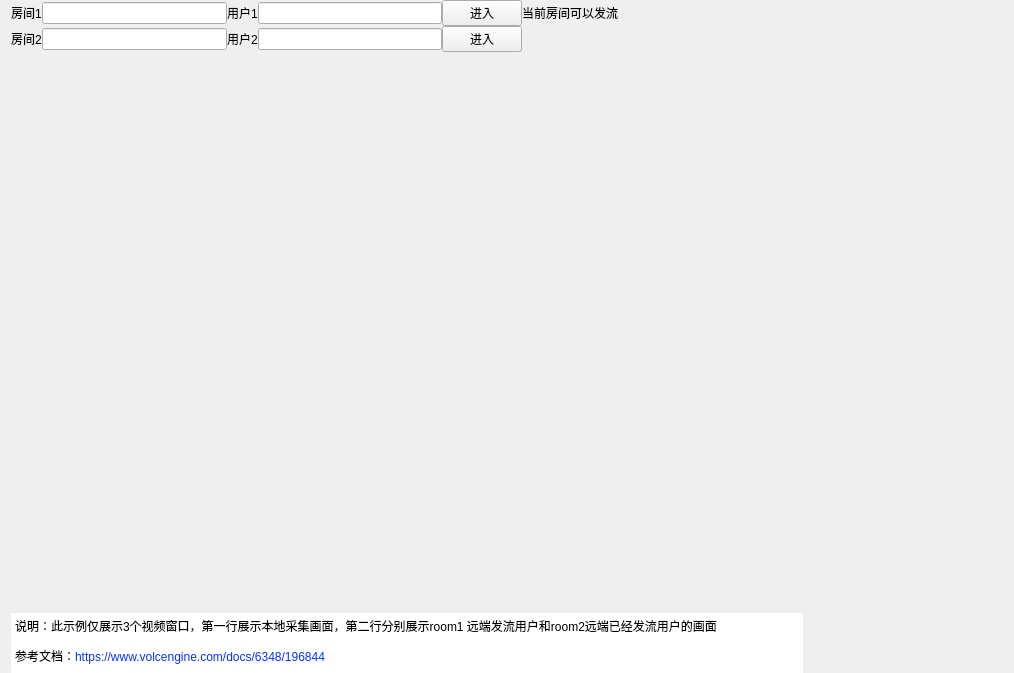
Qt form Windows/src/Advanced/MultiRoom/MultiRoom.ui (volcengine/VolcEngineRTC) before a commit.
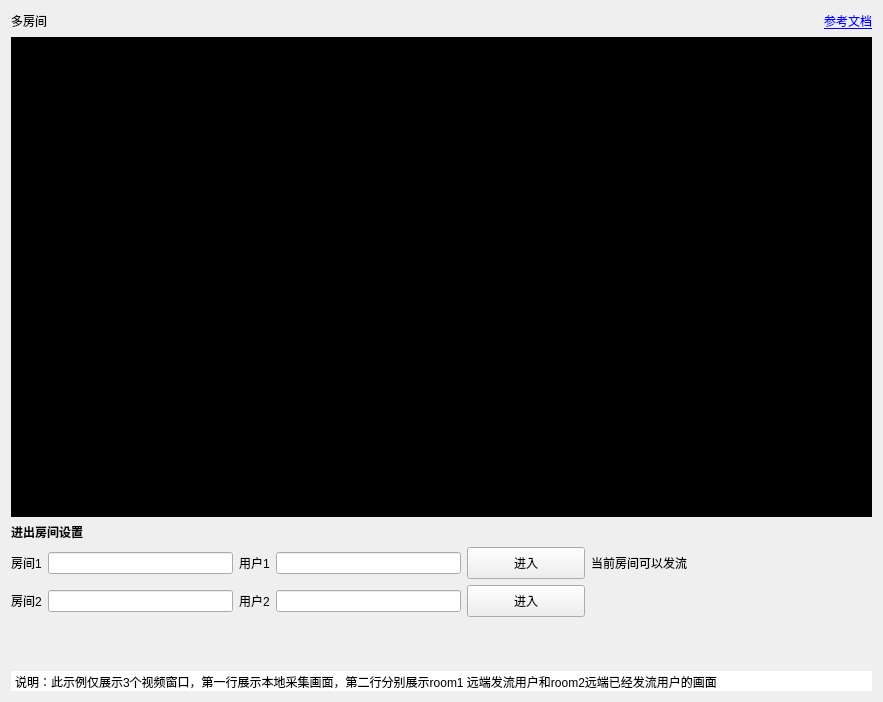
The same form after that commit. Icons and pictures are not drawn. Custom widgets are drawn as their Qt base class.

```diff
--- a/Windows/src/Advanced/MultiRoom/MultiRoom.ui
+++ b/Windows/src/Advanced/MultiRoom/MultiRoom.ui
@@ -6,8 +6,8 @@
    <rect>
     <x>0</x>
     <y>0</y>
-    <width>1014</width>
-    <height>673</height>
+    <width>883</width>
+    <height>702</height>
    </rect>
   </property>
   <property name="windowTitle">
@@ -16,22 +16,221 @@
   <property name="styleSheet">
    <string notr="true"/>
   </property>
-  <layout class="QHBoxLayout" name="horizontalLayout">
+  <layout class="QVBoxLayout" name="verticalLayout_2">
    <property name="spacing">
+    <number>6</number>
+   </property>
+   <item>
+    <layout class="QHBoxLayout" name="horizontalLayout_3">
+     <item>
+      <widget class="QLabel" name="label_title">
+       <property name="text">
+        <string>多房间</string>
+       </property>
+      </widget>
+     </item>
+     <item>
+      <spacer name="horizontalSpacer_4">
+       <property name="orientation">
+        <enum>Qt::Horizontal</enum>
+       </property>
+       <property name="sizeHint" stdset="0">
+        <size>
+         <width>40</width>
+         <height>20</height>
+        </size>
+       </property>
+      </spacer>
+     </item>
+     <item>
+      <widget class="QLabel" name="label_7">
+       <property name="minimumSize">
+        <size>
+         <width>18</width>
+         <height>18</height>
+        </size>
+       </property>
+       <property name="maximumSize">
+        <size>
+         <width>18</width>
+         <height>18</height>
+        </size>
+       </property>
+       <property name="text">
+        <string/>
+       </property>
+       <property name="pixmap">
+        <pixmap resource="../../../resources.qrc">:/img/Resources/ui/document.png</pixmap>
+       </property>
+       <property name="scaledContents">
+        <bool>true</bool>
+       </property>
+      </widget>
+     </item>
+     <item>
+      <widget class="QLabel" name="label_8">
+       <property name="text">
+        <string>&lt;a href = https://www.volcengine.com/docs/6348/196844?type=lately&gt;参考文档</string>
+       </property>
+       <property name="openExternalLinks">
+        <bool>true</bool>
+       </property>
+      </widget>
+     </item>
+    </layout>
+   </item>
+   <item>
+    <widget class="QWidget" name="widget_users" native="true">
+     <property name="minimumSize">
+      <size>
+       <width>0</width>
+       <height>480</height>
+      </size>
+     </property>
+     <property name="styleSheet">
+      <string notr="true">background-color: rgb(0, 0, 0);</string>
+     </property>
+     <layout class="QVBoxLayout" name="verticalLayout">
+      <property name="spacing">
+       <number>0</number>
+      </property>
+      <property name="leftMargin">
     <number>0</number>
    </property>
    <property name="topMargin">
     <number>0</number>
    </property>
+      <property name="rightMargin">
+       <number>0</number>
+      </property>
    <property name="bottomMargin">
     <number>0</number>
    </property>
    <item>
-    <layout class="QVBoxLayout" name="verticalLayout">
+       <layout class="QHBoxLayout" name="horizontalLayout">
+        <property name="spacing">
+         <number>0</number>
+        </property>
+        <item>
+         <spacer name="horizontalSpacer_2">
+          <property name="orientation">
+           <enum>Qt::Horizontal</enum>
+          </property>
+          <property name="sizeHint" stdset="0">
+           <size>
+            <width>40</width>
+            <height>20</height>
+           </size>
+          </property>
+         </spacer>
+        </item>
+        <item>
+         <widget class="UserWidget" name="widget" native="true">
+          <property name="minimumSize">
+           <size>
+            <width>320</width>
+            <height>240</height>
+           </size>
+          </property>
+          <property name="maximumSize">
+           <size>
+            <width>320</width>
+            <height>240</height>
+           </size>
+          </property>
+          <property name="styleSheet">
+           <string notr="true"/>
+          </property>
+         </widget>
+        </item>
+        <item>
+         <spacer name="horizontalSpacer_3">
+          <property name="orientation">
+           <enum>Qt::Horizontal</enum>
+          </property>
+          <property name="sizeHint" stdset="0">
+           <size>
+            <width>40</width>
+            <height>20</height>
+           </size>
+          </property>
+         </spacer>
+        </item>
+       </layout>
+      </item>
+      <item>
+       <layout class="QHBoxLayout" name="horizontalLayout_2">
+        <property name="spacing">
+         <number>0</number>
+        </property>
+        <item>
+         <widget class="UserWidget" name="widget_2" native="true">
+          <property name="minimumSize">
+           <size>
+            <width>320</width>
+            <height>240</height>
+           </size>
+          </property>
+          <property name="maximumSize">
+           <size>
+            <width>320</width>
+            <height>240</height>
+           </size>
+          </property>
+         </widget>
+        </item>
+        <item>
+         <widget class="UserWidget" name="widget_3" native="true">
+          <property name="minimumSize">
+           <size>
+            <width>320</width>
+            <height>240</height>
+           </size>
+          </property>
+          <property name="maximumSize">
+           <size>
+            <width>320</width>
+            <height>240</height>
+           </size>
+          </property>
+          <property name="styleSheet">
+           <string notr="true"/>
+          </property>
+         </widget>
+        </item>
+       </layout>
+      </item>
+     </layout>
+    </widget>
+   </item>
+   <item>
+    <widget class="QLabel" name="label_t1">
+     <property name="font">
+      <font>
+       <bold>true</bold>
+      </font>
+     </property>
+     <property name="text">
+      <string>进出房间设置</string>
+     </property>
+    </widget>
+   </item>
      <item>
       <layout class="QGridLayout" name="gridLayout">
        <item row="2" column="4">
         <widget class="QPushButton" name="btn2">
+       <property name="minimumSize">
+        <size>
+         <width>118</width>
+         <height>32</height>
+        </size>
+       </property>
+       <property name="maximumSize">
+        <size>
+         <width>118</width>
+         <height>32</height>
+        </size>
+       </property>
          <property name="text">
           <string>进入</string>
          </property>
@@ -68,6 +267,18 @@
        </item>
        <item row="1" column="4">
         <widget class="QPushButton" name="btn1">
+       <property name="minimumSize">
+        <size>
+         <width>118</width>
+         <height>32</height>
+        </size>
+       </property>
+       <property name="maximumSize">
+        <size>
+         <width>118</width>
+         <height>32</height>
+        </size>
+       </property>
          <property name="text">
           <string>进入</string>
          </property>
@@ -107,78 +318,30 @@
       </layout>
      </item>
      <item>
-      <layout class="QFormLayout" name="formLayout_2">
-       <property name="fieldGrowthPolicy">
-        <enum>QFormLayout::ExpandingFieldsGrow</enum>
-       </property>
-       <property name="labelAlignment">
-        <set>Qt::AlignCenter</set>
-       </property>
-       <property name="formAlignment">
-        <set>Qt::AlignHCenter|Qt::AlignTop</set>
-       </property>
-       <item row="0" column="0">
-        <widget class="UserWidget" name="widget" native="true">
-         <property name="minimumSize">
+    <spacer name="verticalSpacer">
+     <property name="orientation">
+      <enum>Qt::Vertical</enum>
+     </property>
+     <property name="sizeHint" stdset="0">
           <size>
-           <width>320</width>
-           <height>240</height>
-          </size>
-         </property>
-         <property name="maximumSize">
-          <size>
-           <width>320</width>
-           <height>240</height>
-          </size>
-         </property>
-         <property name="styleSheet">
-          <string notr="true"/>
-         </property>
-        </widget>
-       </item>
-       <item row="1" column="0">
-        <widget class="UserWidget" name="widget_2" native="true">
-         <property name="minimumSize">
-          <size>
-           <width>320</width>
-           <height>240</height>
-          </size>
-         </property>
-         <property name="maximumSize">
-          <size>
-           <width>320</width>
-           <height>240</height>
-          </size>
-         </property>
-        </widget>
-       </item>
-       <item row="1" column="1">
-        <widget class="UserWidget" name="widget_3" native="true">
-         <property name="minimumSize">
-          <size>
-           <width>320</width>
-           <height>240</height>
-          </size>
-         </property>
-         <property name="maximumSize">
-          <size>
-           <width>320</width>
-           <height>240</height>
-          </size>
-         </property>
-         <property name="styleSheet">
-          <string notr="true"/>
-         </property>
-        </widget>
-       </item>
-      </layout>
+       <width>20</width>
+       <height>40</height>
+      </size>
+     </property>
+    </spacer>
      </item>
      <item>
       <widget class="QTextEdit" name="textEdit">
+     <property name="minimumSize">
+      <size>
+       <width>0</width>
+       <height>20</height>
+      </size>
+     </property>
        <property name="maximumSize">
         <size>
          <width>16777215</width>
-         <height>60</height>
+       <height>20</height>
         </size>
        </property>
        <property name="styleSheet">
@@ -198,21 +361,10 @@
 &lt;html&gt;&lt;head&gt;&lt;meta name=&quot;qrichtext&quot; content=&quot;1&quot; /&gt;&lt;meta charset=&quot;utf-8&quot; /&gt;&lt;style type=&quot;text/css&quot;&gt;
 p, li { white-space: pre-wrap; }
 hr { height: 1px; border-width: 0; }
-&lt;/style&gt;&lt;/head&gt;&lt;body style=&quot; font-family:'Microsoft YaHei UI'; font-size:9pt; font-weight:400; font-style:normal;&quot;&gt;
-&lt;p style=&quot; margin-top:12px; margin-bottom:12px; margin-left:0px; margin-right:0px; -qt-block-indent:0; text-indent:0px;&quot;&gt;说明：此示例仅展示3个视频窗口，第一行展示本地采集画面，第二行分别展示room1 远端发流用户和room2远端已经发流用户的画面&lt;/p&gt;
-&lt;p style=&quot; margin-top:12px; margin-bottom:12px; margin-left:0px; margin-right:0px; -qt-block-indent:0; text-indent:0px;&quot;&gt;&lt;span style=&quot; font-family:'.AppleSystemUIFont';&quot;&gt;参考文档：&lt;/span&gt;&lt;span style=&quot; font-family:'.AppleSystemUIFont'; color:#0433ff;&quot;&gt;https://www.volcengine.com/docs/6348/196844&lt;/span&gt;&lt;/p&gt;&lt;/body&gt;&lt;/html&gt;</string>
-       </property>
-      </widget>
-     </item>
-    </layout>
-   </item>
-   <item>
-    <widget class="LogWidget" name="widget_log" native="true">
-     <property name="minimumSize">
-      <size>
-       <width>200</width>
-       <height>0</height>
-      </size>
+li.unchecked::marker { content: &quot;\2610&quot;; }
+li.checked::marker { content: &quot;\2612&quot;; }
+&lt;/style&gt;&lt;/head&gt;&lt;body style=&quot; font-family:'.AppleSystemUIFont'; font-size:13pt; font-weight:400; font-style:normal;&quot;&gt;
+&lt;p style=&quot; margin-top:12px; margin-bottom:12px; margin-left:0px; margin-right:0px; -qt-block-indent:0; text-indent:0px;&quot;&gt;&lt;span style=&quot; font-family:'Microsoft YaHei UI'; font-size:9pt;&quot;&gt;说明：此示例仅展示3个视频窗口，第一行展示本地采集画面，第二行分别展示room1 远端发流用户和room2远端已经发流用户的画面&lt;/span&gt;&lt;/p&gt;&lt;/body&gt;&lt;/html&gt;</string>
      </property>
     </widget>
    </item>
@@ -225,12 +377,6 @@
    <header>UserWidget.h</header>
    <container>1</container>
   </customwidget>
-  <customwidget>
-   <class>LogWidget</class>
-   <extends>QWidget</extends>
-   <header location="global">LogWidget.h</header>
-   <container>1</container>
-  </customwidget>
  </customwidgets>
  <resources/>
  <connections/>
```
Left out of the diff: 4 changed lines with no effect on the pictures. Lines whose indentation alone changed are shown as unchanged.
